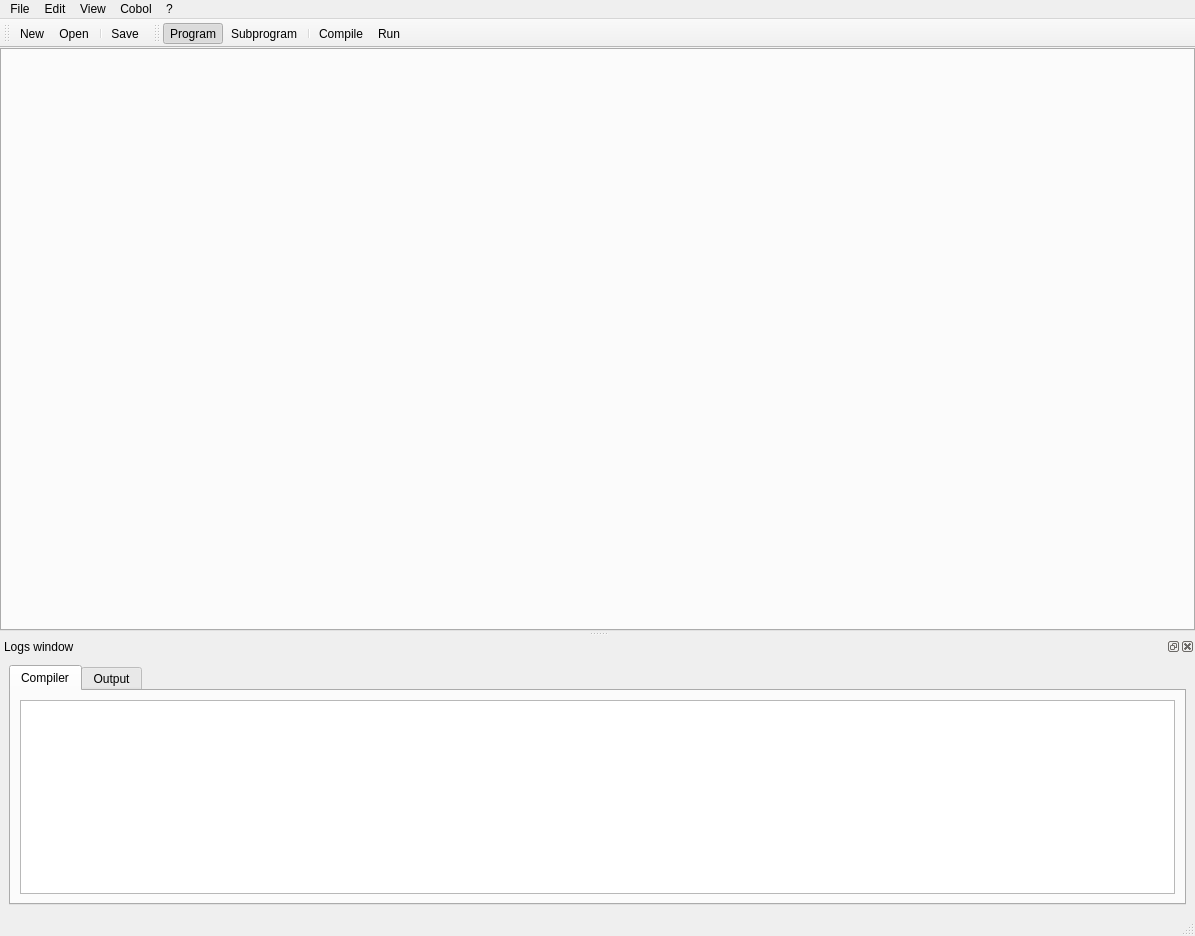
Old version of the form cobcide/ui/ide.ui in the repository OpenCobolIDE/OpenCobolIDE.
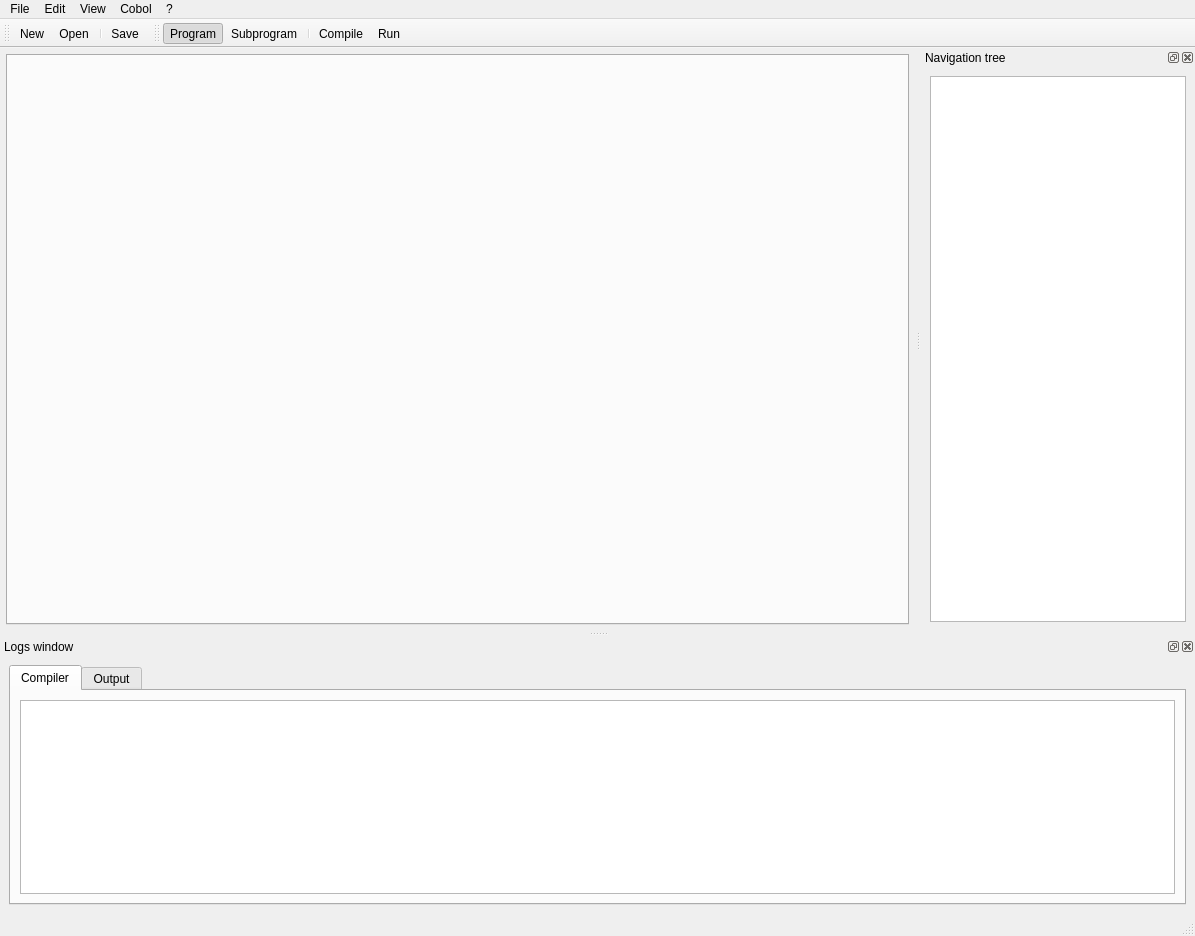
New version of the form. The open tabs and pages were chosen to show the change. Icons and pictures are not drawn. Custom widgets are drawn as their Qt base class.

Commit message: Working on the navigation panel (not completed)

What changed in the file:
```diff
--- a/cobcide/ui/ide.ui
+++ b/cobcide/ui/ide.ui
@@ -46,10 +46,10 @@
       <widget class="QWidget" name="page_2">
        <layout class="QGridLayout" name="gridLayout_2">
         <property name="margin">
-         <number>0</number>
+         <number>6</number>
         </property>
         <property name="spacing">
-         <number>0</number>
+         <number>6</number>
         </property>
         <item row="0" column="0">
          <widget class="QTabWidget" name="tabWidget">
@@ -212,6 +212,30 @@
    <addaction name="menuCobol"/>
    <addaction name="menu"/>
   </widget>
+  <widget class="QDockWidget" name="dockWidgetNavTree">
+   <property name="windowTitle">
+    <string>Navigation tree</string>
+   </property>
+   <attribute name="dockWidgetArea">
+    <number>2</number>
+   </attribute>
+   <widget class="QWidget" name="dockWidgetContents_2">
+    <layout class="QGridLayout" name="gridLayout_7">
+     <item row="0" column="0">
+      <widget class="QTreeWidget" name="twNavigation">
+       <attribute name="headerVisible">
+        <bool>false</bool>
+       </attribute>
+       <column>
+        <property name="text">
+         <string notr="true">1</string>
+        </property>
+       </column>
+      </widget>
+     </item>
+    </layout>
+   </widget>
+  </widget>
   <action name="actionQuit">
    <property name="icon">
     <iconset>
```
Left out of the diff: 34 changed lines with no effect on the pictures. The commit also changes 6 other files.
